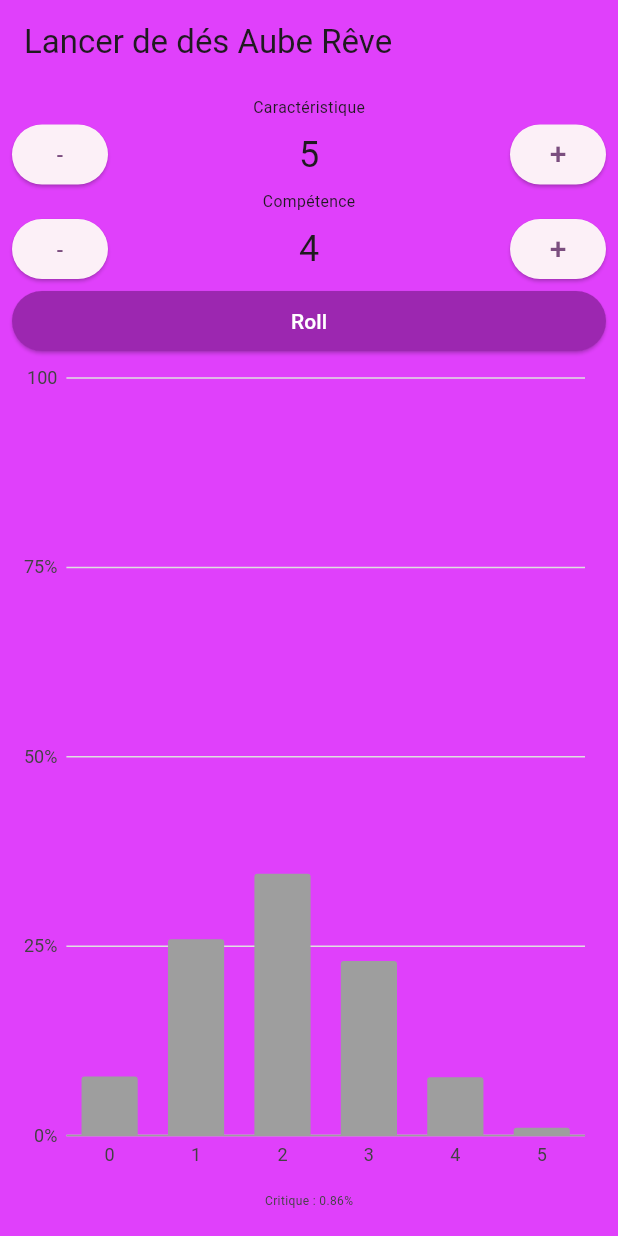
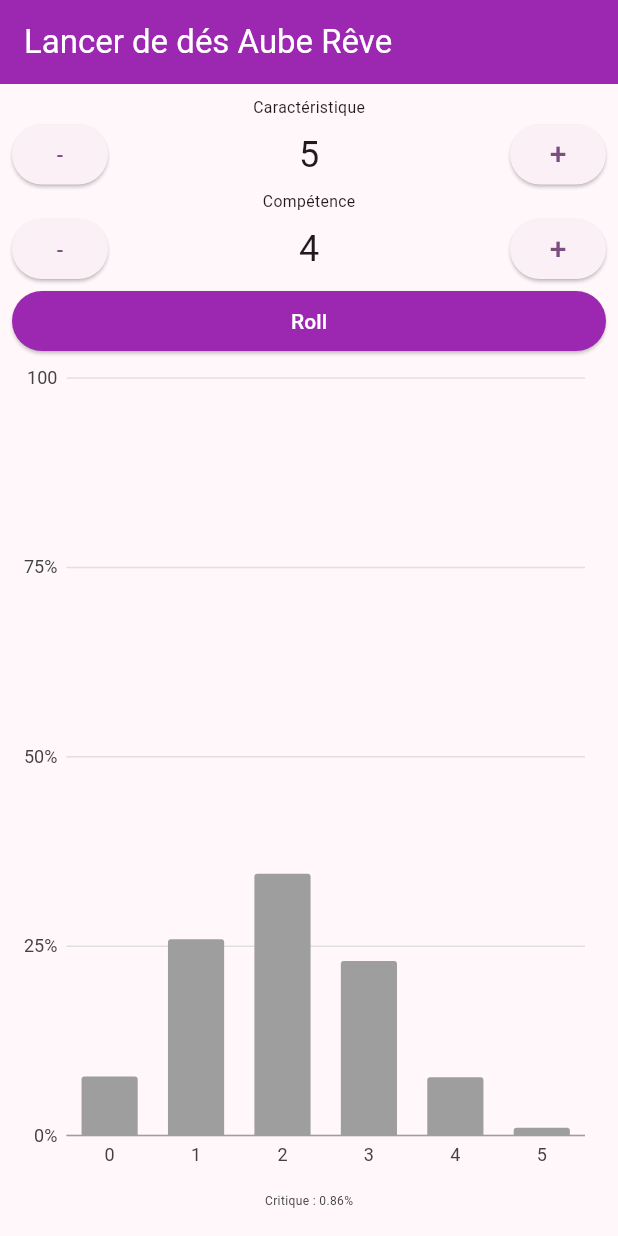
Before and after one commit to Neamar/aube_reve, a Flutter app: the screen it shows after launch, on a phone screen of 412 x 824 dp. Run offline on Flutter 3.47's test engine with Material 3 defaults, Android fonts, the phone set to English and light mode, and no system bars; our stand-ins replace community_charts_flutter.

Commit message:
Fix theme to restore original white background with purple app bar
The ColorScheme.fromSeed was applying purple to the scaffold background.
Updated to use explicit AppBarTheme for the purple app bar while keeping
the default light theme background.

```diff
--- a/lib/main.dart
+++ b/lib/main.dart
@@ -15,9 +15,13 @@ class AubeReveApp extends StatelessWidget {
         home: const DiceRoller(),
         theme: ThemeData(
             primaryColor: Colors.purple,
+            appBarTheme: const AppBarTheme(
+              backgroundColor: Colors.purple,
+              foregroundColor: Colors.white,
+            ),
             colorScheme: ColorScheme.fromSeed(
               seedColor: Colors.purple,
-              surface: Colors.purpleAccent,
+              brightness: Brightness.light,
             )));
   }
 }
```
